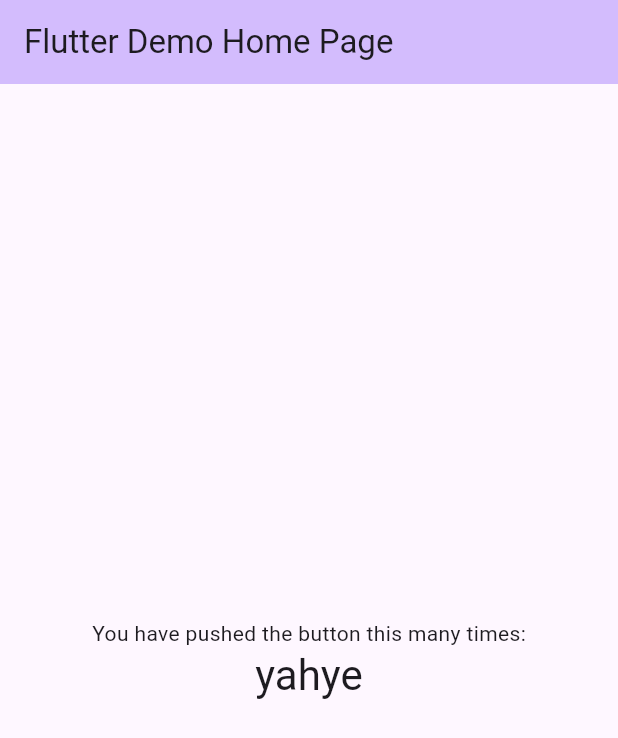
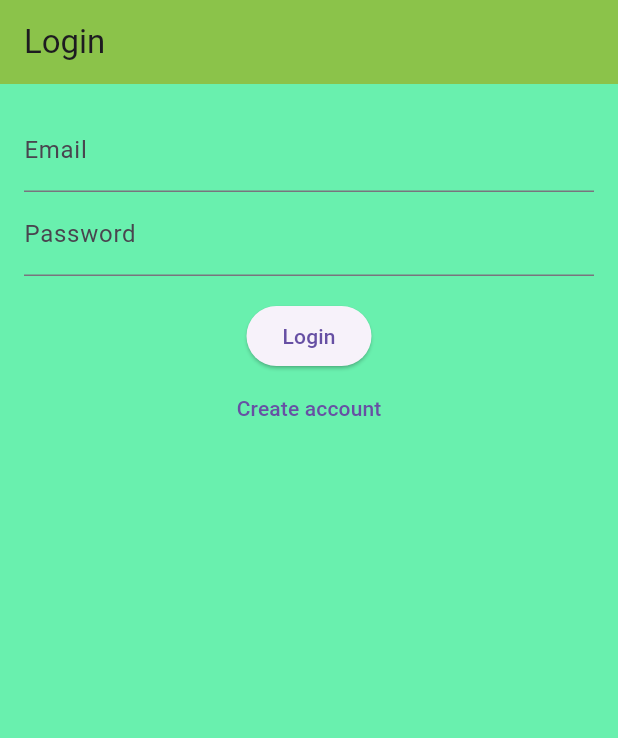
Before and after one commit to yahyeabdinasir/advanced-firebase-project-, a Flutter app: the screen it shows after launch, on a phone screen of 412 x 824 dp. Shown: the top 738 px of the screen. Run offline on Flutter 3.47's test engine with Material 3 defaults, Android fonts, the phone set to English and light mode, and no system bars; our stand-ins replace firebase_core; accounts and stored records are empty.

Commit message:
desined the login and sign up screen

```diff
--- a/lib/main.dart
+++ b/lib/main.dart
@@ -2,13 +2,15 @@ import 'package:flutter/material.dart';
 import 'package:firebase_core/firebase_core.dart';
 
 import 'firebase_options.dart';
+import 'screen/login_screen.dart';
 
-void main() async{
+void main() async {
+  // Required before using any Flutter plugin (like Firebase)
   WidgetsFlutterBinding.ensureInitialized();
 
+  // Connects your app to Firebase (config is in firebase_options.dart)
   await Firebase.initializeApp(
     options: DefaultFirebaseOptions.currentPlatform,
-
   );
 
   runApp(const MyApp());
@@ -17,60 +19,12 @@ void main() async{
 class MyApp extends StatelessWidget {
   const MyApp({super.key});
 
-  // This widget is the root of your application.
   @override
   Widget build(BuildContext context) {
     return MaterialApp(
-      title: 'Flutter Demo',
-      theme: ThemeData(
-
-        colorScheme: .fromSeed(seedColor: Colors.deepPurple),
-      ),
-      home: const MyHomePage(title: 'Flutter Demo Home Page'),
+      debugShowCheckedModeBanner: false,
+      title: 'Advanced Firebase',
+      home: const LoginScreen(), // App starts on Login
     );
   }
 }
-
-class MyHomePage extends StatefulWidget {
-  const MyHomePage({super.key, required this.title});
-
-
-  final String title;
-
-  @override
-  State<MyHomePage> createState() => _MyHomePageState();
-}
-
-class _MyHomePageState extends State<MyHomePage> {
-
-  @override
-  Widget build(BuildContext context) {
-    return Scaffold(
-      appBar: AppBar(
-
-        backgroundColor: Theme.of(context).colorScheme.inversePrimary,
-
-        title: Text(widget.title),
-      ),
-      body: Center(
-
-        child: Column(
-
-          mainAxisAlignment: .center,
-          children: [
-            const Text('You have pushed the button this many times:'),
-            Text(
-             'yahye',
-              style: Theme.of(context).textTheme.headlineMedium,
-            ),
-          ],
-        ),
-      ),
-      // floatingActionButton: FloatingActionButton(
-      //   onPressed: _incrementCounter,
-      //   tooltip: 'Increment',
-      //   child: const Icon(Icons.add),
-      // ),
-    );
-  }
-}
--- /dev/null
+++ b/lib/screen/login_screen.dart
@@ -0,0 +1,103 @@
+import 'package:flutter/material.dart';
+
+import 'home_screen.dart';
+import 'signup_screen.dart';
+
+// StatefulWidget = can change (text in fields, etc.)
+// StatelessWidget = fixed UI that does not change
+class LoginScreen extends StatefulWidget {
+  const LoginScreen({super.key});
+
+  @override
+  State<LoginScreen> createState() => _LoginScreenState();
+}
+
+class _LoginScreenState extends State<LoginScreen> {
+  // Controllers hold the text the user types
+  final TextEditingController _emailController = TextEditingController();
+  final TextEditingController _passwordController = TextEditingController();
+
+  // Form key lets us validate all fields together
+  final GlobalKey<FormState> _formKey = GlobalKey<FormState>();
+
+  @override
+  void dispose() {
+    // Always dispose controllers to free memory
+    _emailController.dispose();
+    _passwordController.dispose();
+    super.dispose();
+  }
+
+  void _login() {
+    // Runs validators on each TextFormField
+    if (_formKey.currentState!.validate()) {
+      // Later: call Firebase Auth here
+      // For now: go to HomeScreen
+      Navigator.pushReplacement(
+        context,
+        MaterialPageRoute(builder: (context) => const HomeScreen()),
+      );
+    }
+  }
+
+  @override
+  Widget build(BuildContext context) {
+    return Scaffold(
+      backgroundColor: Colors.greenAccent,
+
+      appBar: AppBar(title: const Text('Login'),
+      backgroundColor: Colors.lightGreen,
+      ),
+        body: Padding(
+
+        padding: const EdgeInsets.all(16),
+        child: Form(
+          key: _formKey,
+          child: Column(
+            children: [
+              TextFormField(
+                controller: _emailController,
+                keyboardType: TextInputType.emailAddress,
+                decoration: const InputDecoration(labelText: 'Email'),
+                validator: (value) {
+                  if (value == null || value.isEmpty) {
+                    return 'Enter email';
+                  }
+                  return null; // null = valid
+                },
+              ),
+              TextFormField(
+                controller: _passwordController,
+                obscureText: true, // hides password
+                decoration: const InputDecoration(labelText: 'Password'),
+                validator: (value) {
+                  if (value == null || value.isEmpty) {
+                    return 'Enter password';
+                  }
+                  return null;
+                },
+              ),
+              const SizedBox(height: 16),
+              ElevatedButton(
+                onPressed: _login,
+                child: const Text('Login'),
+              ),
+              TextButton(
+                onPressed: () {
+                  // Navigate to Sign Up screen
+                  Navigator.push(
+                    context,
+                    MaterialPageRoute(
+                      builder: (context) => const SignupScreen(),
+                    ),
+                  );
+                },
+                child: const Text('Create account'),
+              ),
+            ],
+          ),
+        ),
+      ),
+    );
+  }
+}
```
Also changed, not shown: lib/screen/home_screen.dart (added, +31 -0 lines), lib/screen/signup_screen.dart (added, +109 -0 lines), lib/models /employee.dart (renamed from lib/models /partner.dart), lib/screen /home_screen.dart (deleted), lib/screen /login_screen.dart (deleted).
